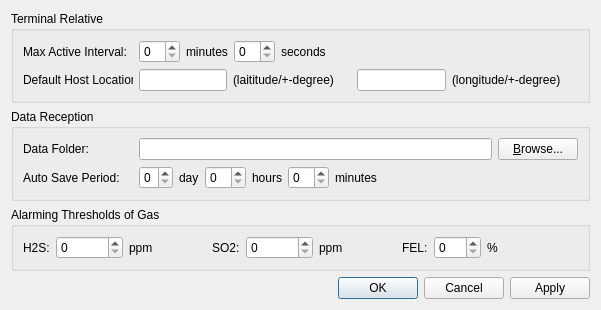
The window that mac/examples/GasInfo/optiondialog.ui (Quenii/ADCEVM) describes before a commit, drawn with Qt 5.
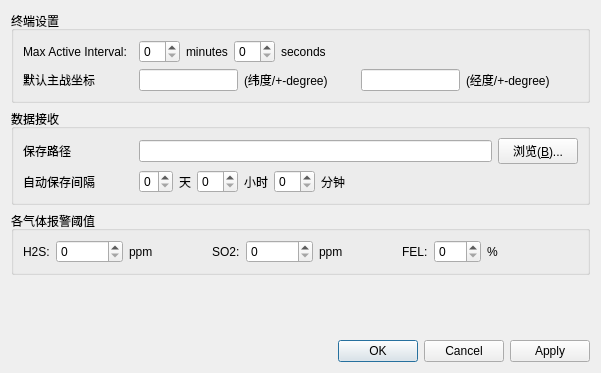
The same window after the commit.

What changed in the file:
```diff
--- a/mac/examples/GasInfo/optiondialog.ui
+++ b/mac/examples/GasInfo/optiondialog.ui
@@ -7,7 +7,7 @@
     <x>0</x>
     <y>0</y>
     <width>601</width>
-    <height>289</height>
+    <height>373</height>
    </rect>
   </property>
   <property name="windowTitle">
@@ -17,7 +17,7 @@
    <item>
     <widget class="QGroupBox" name="groupBox_2">
      <property name="title">
-      <string>Terminal Relative</string>
+      <string>终端设置</string>
      </property>
      <layout class="QVBoxLayout" name="verticalLayout_2">
       <item>
@@ -95,7 +95,7 @@
            </size>
           </property>
           <property name="text">
-           <string>Default Host Location:</string>
+           <string>默认主战坐标</string>
           </property>
          </widget>
         </item>
@@ -105,7 +105,7 @@
         <item>
          <widget class="QLabel" name="label_12">
           <property name="text">
-           <string>(laititude/+-degree)</string>
+           <string>(纬度/+-degree)</string>
           </property>
          </widget>
         </item>
@@ -128,7 +128,7 @@
         <item>
          <widget class="QLabel" name="label_13">
           <property name="text">
-           <string>(longitude/+-degree)</string>
+           <string>(经度/+-degree)</string>
           </property>
          </widget>
         </item>
@@ -153,7 +153,7 @@
    <item>
     <widget class="QGroupBox" name="groupBox">
      <property name="title">
-      <string>Data Reception</string>
+      <string>数据接收</string>
      </property>
      <layout class="QVBoxLayout" name="verticalLayout">
       <item>
@@ -167,7 +167,7 @@
            </size>
           </property>
           <property name="text">
-           <string>Data Folder:</string>
+           <string>保存路径</string>
           </property>
          </widget>
         </item>
@@ -189,7 +189,7 @@
              </sizepolicy>
             </property>
             <property name="text">
-             <string>&amp;Browse...</string>
+             <string>浏览(&amp;B)...</string>
             </property>
            </widget>
           </item>
@@ -204,7 +204,7 @@
            </size>
           </property>
           <property name="text">
-           <string>Auto Save Period:</string>
+           <string>自动保存间隔</string>
           </property>
          </widget>
         </item>
@@ -220,7 +220,7 @@
           <item>
            <widget class="QLabel" name="label_3">
             <property name="text">
-             <string>day</string>
+             <string>天</string>
             </property>
            </widget>
           </item>
@@ -234,7 +234,7 @@
           <item>
            <widget class="QLabel" name="label_4">
             <property name="text">
-             <string>hours</string>
+             <string>小时</string>
             </property>
            </widget>
           </item>
@@ -248,7 +248,7 @@
           <item>
            <widget class="QLabel" name="label_5">
             <property name="text">
-             <string>minutes</string>
+             <string>分钟</string>
             </property>
            </widget>
           </item>
@@ -275,7 +275,7 @@
    <item>
     <widget class="QGroupBox" name="groupBox_3">
      <property name="title">
-      <string>Alarming Thresholds of Gas</string>
+      <string>各气体报警阈值</string>
      </property>
      <layout class="QHBoxLayout" name="horizontalLayout_5">
       <item>
```
